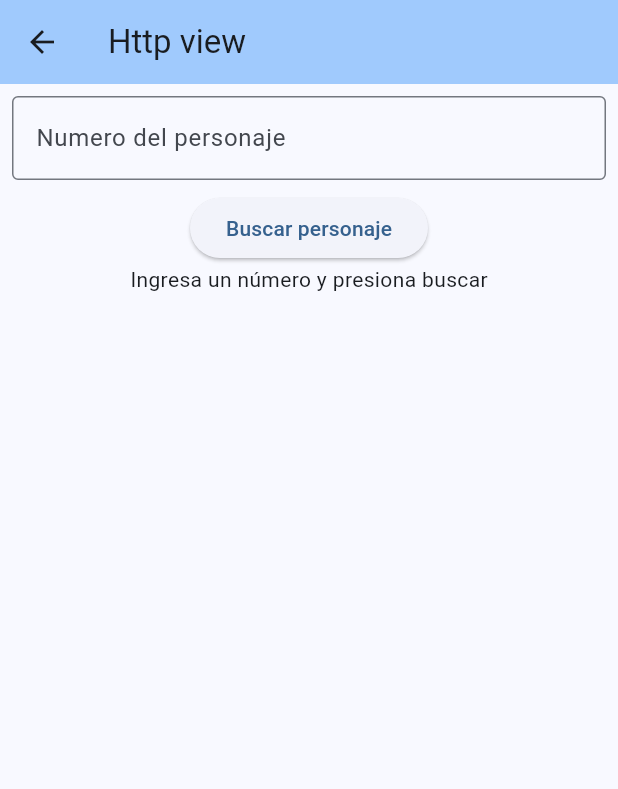
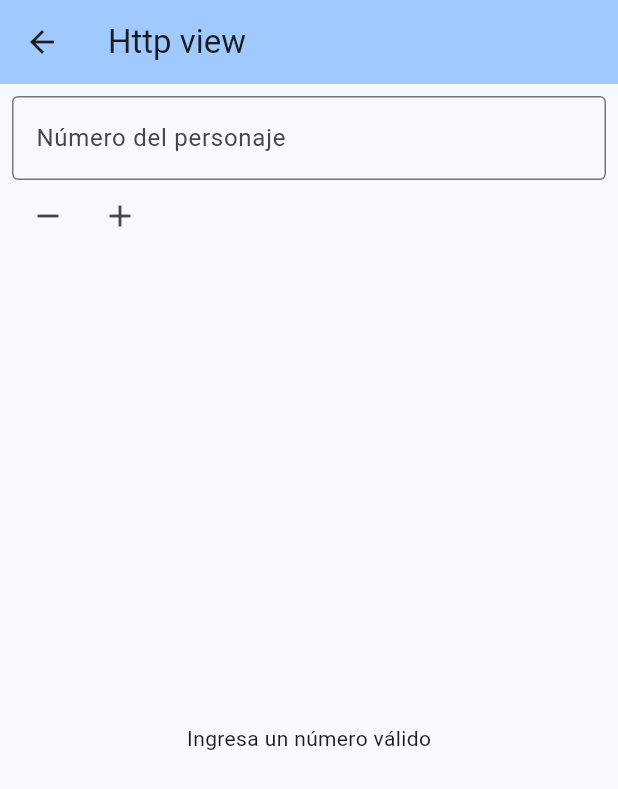
Before and after one commit to LFerchoC/semana_6-10, a Flutter app: the HttpView screen opened directly, on a phone screen of 412 x 824 dp. Shown: the top 789 px of the screen. Run offline on Flutter 3.47's test engine with Material 3 defaults, Android fonts, the light colour scheme and no system bars; our stand-ins replace lottie; network calls fail.

Commit message:
http onchange y +/-

```diff
--- a/lib/views/http_view.dart
+++ b/lib/views/http_view.dart
@@ -1,4 +1,5 @@
 import 'package:flutter/material.dart';
+import 'package:flutter/services.dart';
 import 'package:http/http.dart' as http;
 import 'package:switch_theme_app/models/character_model.dart';
 
@@ -11,78 +12,115 @@ class HttpView extends StatefulWidget {
 
 class _HttpViewState extends State<HttpView> {
   int? characterId;
-  final numctrl = TextEditingController();
-  fetcData(int id) async {
-    //https://thesimpsonsapi.com/api/characters/3
-    //var url = Uri.https('DOMINIO', 'ENDPOINT');
+
+  final TextEditingController numCtrl = TextEditingController();
+  final GlobalKey<FormState> _formKey = GlobalKey<FormState>();
+
+  Future fetcData(int id) async {
     var url = Uri.https('thesimpsonsapi.com', '/api/characters/$id');
     var response = await http.get(url);
     return characterFromJson(response.body);
   }
 
   @override
+  void dispose() {
+    numCtrl.dispose();
+    super.dispose();
+  }
+
+  void increment() {
+    int value = int.tryParse(numCtrl.text) ?? 1;
+    numCtrl.text = (value + 1).toString();
+  }
+
+  void decrement() {
+    int value = int.tryParse(numCtrl.text) ?? 1;
+    numCtrl.text = (value - 1).toString();
+  }
+
+  @override
   Widget build(BuildContext context) {
-    final numCtrl = TextEditingController();
-    return Center(
-      child: Scaffold(
+    return Scaffold(
       appBar: AppBar(
         backgroundColor: Theme.of(context).colorScheme.inversePrimary,
-          title: Text('Http view'),
+        title: const Text('Http view'),
+      ),
+      body: Padding(
+        padding: const EdgeInsets.all(8.0),
+        child: Column(
+          children: [
+            Form(
+              key: _formKey,
+              child: TextFormField(
+                controller: numCtrl,
+                keyboardType: TextInputType.number,
+                inputFormatters: [FilteringTextInputFormatter.digitsOnly],
+                decoration: InputDecoration(
+                  labelText: 'Número del personaje',
+                  border: OutlineInputBorder(),
+                  hintText: '1 Homer, 2 Marge, 3 Bart, 4 Lisa, 5 Maggie',
                 ),
 
-        body: SingleChildScrollView(
-          child: Center(
-            child: Column(
-              children: [
-                Padding(
-                  padding: EdgeInsets.all(8.0),
-                  child: TextField(
-                    controller: numCtrl,
-                    obscureText: false,
-                    keyboardType: TextInputType.number,
-                    decoration: InputDecoration(
-                      label: Text('Numero del personaje'),
-                      border: OutlineInputBorder(),
-                      focusColor: Theme.of(context).colorScheme.inversePrimary,
-                      hintText:
-                          '1-> Homer, 2->Marge, 3->Bart, 4->Lisa, 5->Magie',
-                    ),
-                  ),
-                ),
-                ElevatedButton(
-                  onPressed: () {
-                    if (numCtrl.text.isEmpty) return;
+                validator: (value) {
+                  if (value == null || value.isEmpty) {
+                    return 'Campo obligatorio';
+                  }
 
+                  final id = int.tryParse(value);
+                  if (id == null || id < 1 || id > 1182) {
+                    return 'Ingresa un número entre 1 y 1182';
+                  }
+                  return null;
+                },
+                onChanged: (_) {
+                  if (_formKey.currentState!.validate()) {
                     setState(() {
-                      characterId = int.tryParse(numCtrl.text);
+                      characterId = int.parse(numCtrl.text);
                     });
-                  },
-                  child: Text("Buscar personaje"),
-                ),
-
-                FutureBuilder(
-                  future: characterId == null ? null : fetcData(characterId!),
-                  builder: (context, AsyncSnapshot snapshot) {
-                    if (snapshot.connectionState == ConnectionState.waiting) {
-                      return CircularProgressIndicator();
-                    } else if (snapshot.hasError) {
-                      return Text(
-                        "Error: ${snapshot.error},${snapshot.toString()}",
-                      );
-                    } else if (snapshot.hasData) {
-                      return Image(
-                        image: NetworkImage(
-                          'https://cdn.thesimpsonsapi.com/500${snapshot.data.portraitPath}',
-                        ),
-                      );
                   } else {
-                      return Text("Ingresa un número y presiona buscar");
+                    setState(() {
+                      characterId = null;
+                    });
                   }
                 },
               ),
+            ),
+            Row(
+              children: [
+                IconButton(
+                  icon: const Icon(Icons.remove),
+                  onPressed: decrement,
+                ),
+                IconButton(icon: const Icon(Icons.add), onPressed: increment),
               ],
             ),
+            Expanded(
+              child: FutureBuilder(
+                future: characterId == null ? null : fetcData(characterId!),
+                builder: (context, snapshot) {
+                  if (snapshot.connectionState == ConnectionState.waiting) {
+                    return const Center(child: CircularProgressIndicator());
+                  } else if (snapshot.hasError) {
+                    return Center(child: Text('Error: ${snapshot.error}'));
+                  } else if (snapshot.hasData) {
+                    return Column(
+                      mainAxisAlignment: MainAxisAlignment.center,
+                      children: [
+                        Image.network(
+                          'https://cdn.thesimpsonsapi.com/500${snapshot.data.portraitPath}',
                         ),
+                        Text(snapshot.data.name),
+                      ],
+                    );
+                  } else {
+                    return const Center(
+                      child: Text('Ingresa un número válido'),
+                    );
+                  }
+                },
+              ),
+            ),
+          ],
         ),
       ),
     );
```
Lines whose indentation alone changed are shown as unchanged.
